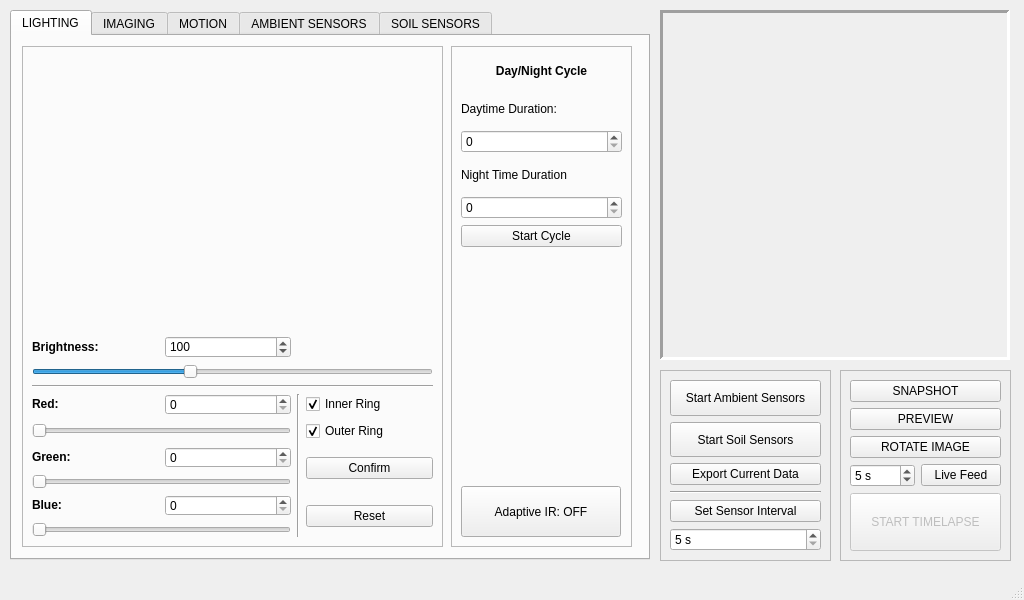
First picture: the form in _ui/FlashLapse_Pro.ui, repository CoCl-Jerry/Flashlapse_Pro_Dev, before the edit.
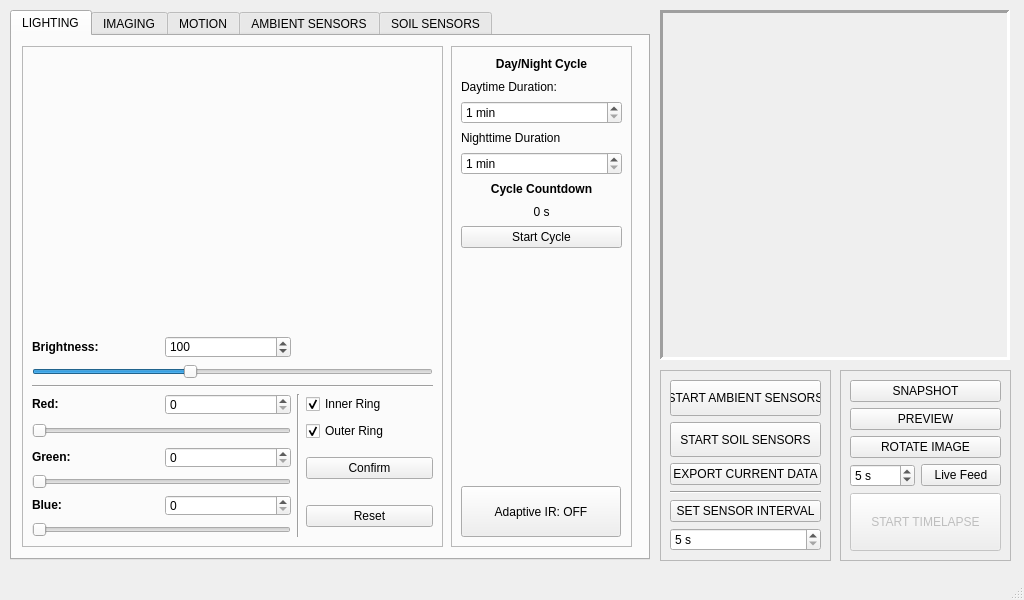
Second picture: the form after the edit. The open tabs and pages were chosen to show the change. Icons and pictures are not drawn. Custom widgets are drawn as their Qt base class.

Patch:
```diff
--- a/_ui/FlashLapse_Pro.ui
+++ b/_ui/FlashLapse_Pro.ui
@@ -328,33 +328,60 @@
          <x>10</x>
          <y>10</y>
          <width>161</width>
-         <height>191</height>
+         <height>192</height>
         </rect>
        </property>
        <layout class="QGridLayout" name="gridLayout_17">
         <item row="4" column="0">
-         <widget class="QSpinBox" name="lighting_nighttime_duration_spinBox"/>
+         <widget class="QSpinBox" name="lighting_nighttime_duration_spinBox">
+          <property name="suffix">
+           <string> min</string>
+          </property>
+          <property name="minimum">
+           <number>1</number>
+          </property>
+          <property name="maximum">
+           <number>100000</number>
+          </property>
+         </widget>
         </item>
-        <item row="5" column="0">
-         <widget class="QPushButton" name="lighting_start_cycle_pushButton">
-          <property name="sizePolicy">
-           <sizepolicy hsizetype="Expanding" vsizetype="Fixed">
-            <horstretch>0</horstretch>
-            <verstretch>0</verstretch>
-           </sizepolicy>
+        <item row="6" column="0">
+         <widget class="QLabel" name="label_19">
+          <property name="text">
+           <string>&lt;html&gt;&lt;head/&gt;&lt;body&gt;&lt;p&gt;&lt;span style=&quot; font-weight:700;&quot;&gt;Cycle Countdown&lt;/span&gt;&lt;/p&gt;&lt;/body&gt;&lt;/html&gt;</string>
           </property>
+          <property name="alignment">
+           <set>Qt::AlignCenter</set>
+          </property>
+         </widget>
+        </item>
+        <item row="7" column="0">
+         <widget class="QLabel" name="lighting_cycle_countdown_value_label">
           <property name="text">
-           <string>Start Cycle</string>
+           <string>0 s</string>
+          </property>
+          <property name="alignment">
+           <set>Qt::AlignCenter</set>
           </property>
          </widget>
         </item>
         <item row="2" column="0">
-         <widget class="QSpinBox" name="lighting_daytime_duration_spinBox"/>
+         <widget class="QSpinBox" name="lighting_daytime_duration_spinBox">
+          <property name="suffix">
+           <string> min</string>
+          </property>
+          <property name="minimum">
+           <number>1</number>
+          </property>
+          <property name="maximum">
+           <number>100000</number>
+          </property>
+         </widget>
         </item>
         <item row="3" column="0">
          <widget class="QLabel" name="label_24">
           <property name="text">
-           <string>Night Time Duration</string>
+           <string>Nighttime Duration</string>
           </property>
          </widget>
         </item>
@@ -372,6 +399,19 @@
           </property>
          </widget>
         </item>
+        <item row="8" column="0">
+         <widget class="QPushButton" name="lighting_start_cycle_pushButton">
+          <property name="sizePolicy">
+           <sizepolicy hsizetype="Expanding" vsizetype="Fixed">
+            <horstretch>0</horstretch>
+            <verstretch>0</verstretch>
+           </sizepolicy>
+          </property>
+          <property name="text">
+           <string>Start Cycle</string>
+          </property>
+         </widget>
+        </item>
        </layout>
       </widget>
       <widget class="QWidget" name="verticalLayoutWidget_3">
@@ -2576,7 +2616,7 @@
       <item row="4" column="0">
        <widget class="QPushButton" name="pushButton">
         <property name="text">
-         <string>Set Sensor Interval</string>
+         <string>SET SENSOR INTERVAL</string>
         </property>
        </widget>
       </item>
@@ -2589,7 +2629,7 @@
          </sizepolicy>
         </property>
         <property name="text">
-         <string>Start Ambient Sensors</string>
+         <string>START AMBIENT SENSORS</string>
         </property>
        </widget>
       </item>
@@ -2618,14 +2658,14 @@
          </sizepolicy>
         </property>
         <property name="text">
-         <string>Start Soil Sensors</string>
+         <string>START SOIL SENSORS</string>
         </property>
        </widget>
       </item>
       <item row="2" column="0">
        <widget class="QPushButton" name="pushButton_2">
         <property name="text">
-         <string>Export Current Data</string>
+         <string>EXPORT CURRENT DATA</string>
         </property>
        </widget>
       </item>
```
Left out of the diff: 98 changed lines with no effect on the pictures.
